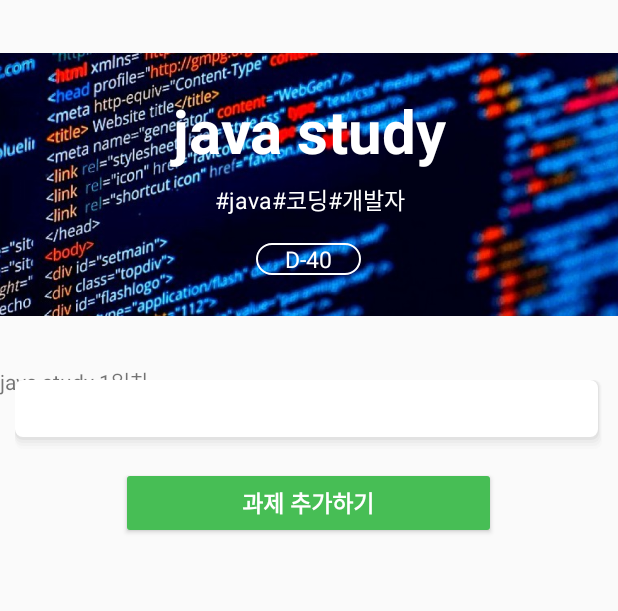
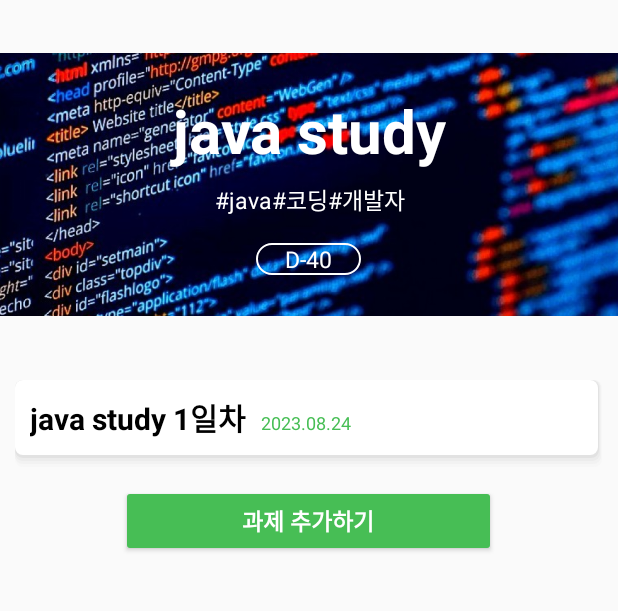
Before and after one commit to haewon1106/Android_Seugoi, an Android app: the layout study_screen_manager.xml on its own in the app's theme, with its tools: preview values and no code run, on a phone screen of 412 x 824 dp, the part 83-694 px from its top. Run offline under Robolectric (Android 15) with nearby library versions, the phone set to English and light mode, and no system bars.

Commit message:
study_screen finish

```diff
--- a/app/src/main/res/layout/study_screen.xml
+++ b/app/src/main/res/layout/study_screen.xml
@@ -75,7 +75,7 @@
 
     </FrameLayout>
 
-    <!-- Button 위에 TextView 넣기 -->
+    <!-- LinearLayout 위에 TextView 넣기 -->
     <LinearLayout
         android:id="@+id/btnStudy"
         android:layout_width="match_parent"
--- a/app/src/main/res/layout/study_screen_manager.xml
+++ b/app/src/main/res/layout/study_screen_manager.xml
@@ -30,7 +30,7 @@
             android:orientation="vertical">
 
             <TextView
-                android:id="@+id/study_Name"
+                android:id="@+id/study_NameM"
                 android:layout_width="match_parent"
                 android:layout_height="wrap_content"
                 android:layout_marginBottom="7dp"
@@ -41,7 +41,7 @@
                 android:textStyle="bold"/>
 
             <TextView
-                android:id="@+id/hashtag"
+                android:id="@+id/hashtagM"
                 android:layout_width="match_parent"
                 android:layout_height="wrap_content"
                 android:layout_marginBottom="10dp"
@@ -57,7 +57,7 @@
                 android:layout_gravity="center"
                 android:background="@drawable/study_screen_oval">
 
-                <TextView android:id="@+id/Dday"
+                <TextView android:id="@+id/DdayM"
                     android:layout_width="match_parent"
                     android:layout_height="wrap_content"
                     android:text="D-40"
@@ -71,32 +71,42 @@
 
     </FrameLayout>
 
-    <!-- Button 위에 TextView 넣기 -->
-    <FrameLayout
+    <!-- LinearLayout 위에 TextView 넣기 -->
+    <LinearLayout
+        android:id="@+id/btnStudyM"
         android:layout_width="match_parent"
-        android:layout_height="wrap_content">
+        android:layout_height="wrap_content"
+        android:layout_margin="10dp"
+        android:background="@drawable/study_screen_shadow"
+        android:orientation="vertical">
 
-        <Button
-            android:id="@+id/btnStudy"
-            android:layout_width="match_parent"
+        <LinearLayout
+            android:layout_width="wrap_content"
             android:layout_height="wrap_content"
             android:layout_margin="10dp"
-            android:background="@drawable/study_screen_shadow"/>
-
-        <LinearLayout
-            android:layout_width="match_parent"
-            android:layout_height="wrap_content"
-            android:orientation="vertical">
+            android:orientation="horizontal">
 
             <TextView
-                android:id="@+id/txtStudy"
+                android:id="@+id/txtStudyM"
                 android:layout_width="match_parent"
                 android:layout_height="wrap_content"
+                android:textSize="20dp"
+                android:textStyle="bold"
+                android:textColor="#000000"
                 android:text="java study 1일차" />
+
+            <TextView
+                android:id="@+id/txtDayM"
+                android:layout_width="wrap_content"
+                android:layout_height="wrap_content"
+                android:textSize="12dp"
+                android:text="2023.08.24"
+                android:textColor="#47BE55"
+                android:layout_marginLeft="10dp"/>
 
         </LinearLayout>
 
-    </FrameLayout>
+    </LinearLayout>
 
     <Button
         android:layout_width="250dp"
```
